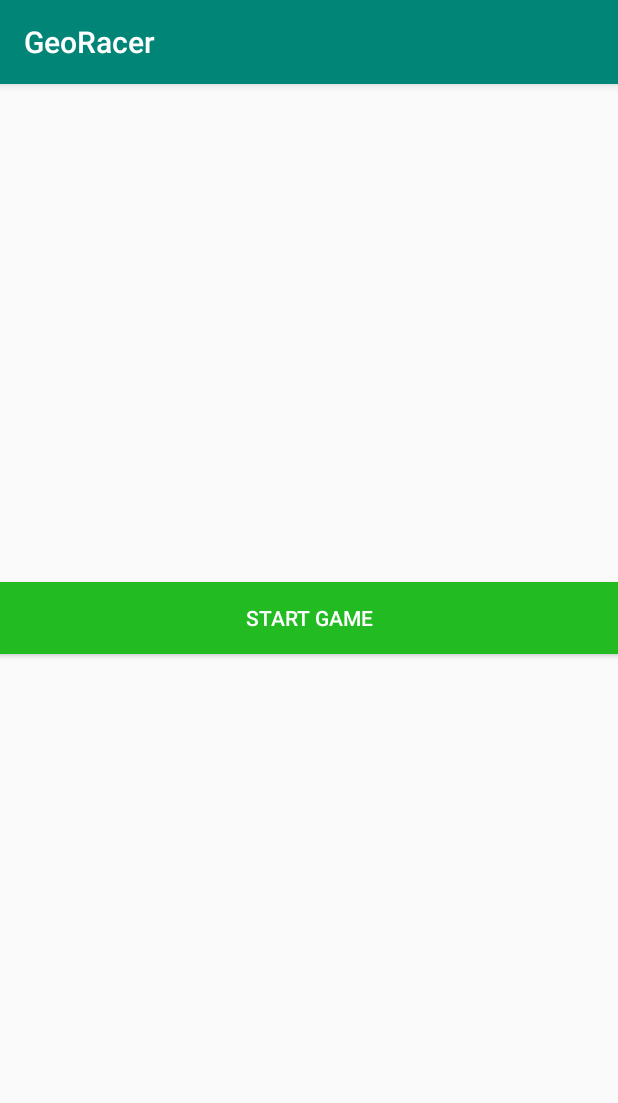
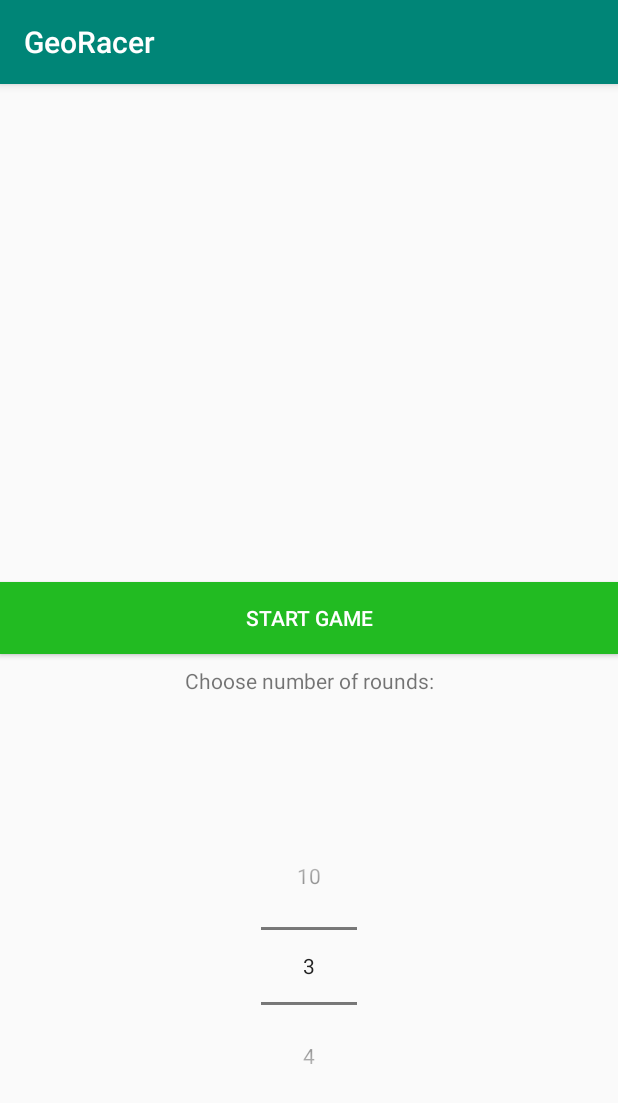
Before and after one commit to pokongwu/gameProject, an Android app: the screen it shows after launch (MainMenu), on a phone screen of 412 x 824 dp. Shown: the top 1103 px of the screen. Run offline under Robolectric (Android 15) with nearby library versions, the phone set to English and light mode, and no system bars.

Commit message:
feat: select rounds and pass them to calculations #3

```diff
--- a/GeoRacer/app/src/main/java/de/uniba/georacer/service/app/GameService.java
+++ b/GeoRacer/app/src/main/java/de/uniba/georacer/service/app/GameService.java
@@ -136,11 +136,12 @@ public class GameService extends Service implements OnRouteServiceFinishedListen
         locationManager.requestLocationUpdates(LocationManager.GPS_PROVIDER, 1000, 5, locationListener);
     }
 
-    public void startRoutingToDestination(Location destination) {
+    public void startRoutingToDestination(Location destination, int rounds) {
         gameStateManager.setDestination(destination);
+        gameStateManager.setNumberOfRounds(rounds);
 
         if (gameStateManager.isStartPositionSet()) {
-            RouteService routeService = new RouteService(this);
+            RouteService routeService = new RouteService(this,rounds);
             String routeUrl = RouteURLs.getRouteUrl(gameStateManager.getStartPosition(), gameStateManager.getDestination(), getApplicationContext());
             routeService.execute(routeUrl);
         } else {
--- a/GeoRacer/app/src/main/java/de/uniba/georacer/service/http/route/RouteParserTask.java
+++ b/GeoRacer/app/src/main/java/de/uniba/georacer/service/http/route/RouteParserTask.java
@@ -18,9 +18,11 @@ import java.util.List;
 
 public class RouteParserTask  extends AsyncTask<String, Integer, List<List<HashMap<String, String>>>> {
     final OnRouteServiceFinishedListener onRouteServiceFinishedListener;
+    private final int rounds;
 
-    public RouteParserTask(OnRouteServiceFinishedListener onRouteServiceFinishedListener) {
+    public RouteParserTask(OnRouteServiceFinishedListener onRouteServiceFinishedListener, int rounds) {
         this.onRouteServiceFinishedListener = onRouteServiceFinishedListener;
+        this.rounds = rounds;
     }
 
     // Parsing the data in non-ui thread
@@ -69,7 +71,7 @@ public class RouteParserTask  extends AsyncTask<String, Integer, List<List<HashM
 
         }
 
-        List<LatLng> waypoints = new WaypointExtractor().getWaypoints(route);
+        List<LatLng> waypoints = new WaypointExtractor().getWaypoints(route, rounds);
 
         onRouteServiceFinishedListener.onRouteServiceFinished(route, waypoints);
     }
--- a/GeoRacer/app/src/main/java/de/uniba/georacer/service/http/route/RouteService.java
+++ b/GeoRacer/app/src/main/java/de/uniba/georacer/service/http/route/RouteService.java
@@ -16,9 +16,11 @@ import java.net.URL;
 
 public class RouteService extends AsyncTask {
     private final OnRouteServiceFinishedListener onRouteServiceFinishedListener;
+    private final int rounds;
 
-    public RouteService(OnRouteServiceFinishedListener onRouteServiceFinishedListener) {
+    public RouteService(OnRouteServiceFinishedListener onRouteServiceFinishedListener, int rounds) {
         this.onRouteServiceFinishedListener = onRouteServiceFinishedListener;
+        this.rounds = rounds;
     }
 
     @Override
@@ -37,7 +39,7 @@ public class RouteService extends AsyncTask {
     protected void onPostExecute(Object result) {
         super.onPostExecute(result);
 
-        RouteParserTask parserTask = new RouteParserTask(onRouteServiceFinishedListener);
+        RouteParserTask parserTask = new RouteParserTask(onRouteServiceFinishedListener,rounds);
         parserTask.execute((String) result);
     }
 
--- a/GeoRacer/app/src/main/java/de/uniba/georacer/service/http/route/WaypointExtractor.java
+++ b/GeoRacer/app/src/main/java/de/uniba/georacer/service/http/route/WaypointExtractor.java
@@ -16,9 +16,10 @@ import java.util.stream.Collectors;
 
 //TODO error handling eg. to few points
 public class WaypointExtractor {
-    private static final int NUMBER_OF_ROUNDS = 3; //TODO get from sharedPrefs (option menu)
+    private static int NUMBER_OF_ROUNDS = 3; //TODO get from sharedPrefs (option menu)
 
-    public List<LatLng> getWaypoints(PolylineOptions route) {
+    public List<LatLng> getWaypoints(PolylineOptions route, int rounds) {
+        NUMBER_OF_ROUNDS = rounds;
         List<Location> routeLocations = route.getPoints().stream().map(this::mapLatLngToLocation)
                 .collect(Collectors.toList());
 
--- a/GeoRacer/app/src/main/java/de/uniba/georacer/state/GameStateManager.java
+++ b/GeoRacer/app/src/main/java/de/uniba/georacer/state/GameStateManager.java
@@ -78,4 +78,8 @@ public class GameStateManager {
             }
         }
     }
+
+    public void setNumberOfRounds(int rounds) {
+        gameState.setNumberOfRounds(rounds);
+    }
 }
--- a/GeoRacer/app/src/main/java/de/uniba/georacer/ui/GameMapView.java
+++ b/GeoRacer/app/src/main/java/de/uniba/georacer/ui/GameMapView.java
@@ -184,8 +184,9 @@ public class GameMapView extends AppCompatActivity implements GameServiceListene
                     .title(getString(R.string.my_destination_title))
                     .icon(BitmapDescriptorFactory.fromResource(R.drawable.ic_destination));
             mMap.addMarker(destinationPosMarker);
+            Intent intent = getIntent();
 
-            gameService.startRoutingToDestination(destination);
+            gameService.startRoutingToDestination(destination, intent.getIntExtra("rounds",3));
             mMap.setOnMapClickListener(null);
         });
 
--- a/GeoRacer/app/src/main/java/de/uniba/georacer/ui/MainMenu.java
+++ b/GeoRacer/app/src/main/java/de/uniba/georacer/ui/MainMenu.java
@@ -7,11 +7,16 @@ import android.support.v4.app.ActivityCompat;
 import android.support.v7.app.AppCompatActivity;
 import android.support.v7.widget.Toolbar;
 import android.view.View;
+import android.widget.EditText;
+import android.widget.NumberPicker;
+import android.widget.Toast;
 
 import de.uniba.georacer.R;
+import de.uniba.georacer.service.http.route.WaypointExtractor;
 
 public class MainMenu extends AppCompatActivity {
 
+    private int rounds = 3;
 
     @Override
     protected void onCreate(Bundle savedInstanceState) {
@@ -19,14 +24,31 @@ public class MainMenu extends AppCompatActivity {
         setContentView(R.layout.activity_main_menu);
         Toolbar toolbar = findViewById(R.id.toolbar);
         setSupportActionBar(toolbar);
-
+        setupNumberPicker();
         ActivityCompat.requestPermissions(this, new String[]{Manifest.permission.ACCESS_FINE_LOCATION, Manifest.permission.ACCESS_COARSE_LOCATION}, 1);
 
 
     }
 
+    private void setupNumberPicker() {
+        NumberPicker numberPicker = findViewById(R.id.roundPicker);
+        if (numberPicker != null) {
+            numberPicker.setValue(3);
+            numberPicker.setMinValue(3);
+            numberPicker.setMaxValue(10);
+            numberPicker.setWrapSelectorWheel(true);
+            numberPicker.setOnValueChangedListener(new NumberPicker.OnValueChangeListener() {
+                @Override
+                public void onValueChange(NumberPicker picker, int oldVal, int newVal) {
+                    rounds = newVal;
+                }
+            });
+        }
+    }
+
     public void startGame(View view) {
         Intent intent = new Intent(this, GameMapView.class);
+        intent.putExtra("rounds", rounds);
         startActivity(intent);
 
     }
--- a/GeoRacer/app/src/main/res/layout/activity_main_menu.xml
+++ b/GeoRacer/app/src/main/res/layout/activity_main_menu.xml
@@ -23,7 +23,9 @@
 
     <include
         android:id="@+id/include"
-        layout="@layout/content_main_menu" />
+        layout="@layout/content_main_menu"
+        tools:layout_editor_absoluteX="0dp"
+        tools:layout_editor_absoluteY="46dp" />
 
     <Button
         android:id="@+id/button2"
@@ -37,5 +39,51 @@
         app:layout_constraintEnd_toEndOf="parent"
         app:layout_constraintTop_toTopOf="parent"
         app:layout_constraintBottom_toBottomOf="parent" />
+<!--
+    <EditText
+        android:id="@+id/numberOfRounds"
+        style="@style/Base.Widget.MaterialComponents.TextInputEditText"
+        android:layout_width="wrap_content"
+        android:layout_height="wrap_content"
+        android:layout_marginStart="8dp"
+        android:layout_marginTop="8dp"
+        android:layout_marginEnd="8dp"
+        android:layout_marginBottom="108dp"
+        android:ems="10"
+        android:hint="@string/default_rounds"
+        android:inputType="number"
+        android:singleLine="true"
+        android:textAlignment="center"
+        app:layout_constraintBottom_toBottomOf="@+id/include"
+        app:layout_constraintEnd_toEndOf="parent"
+        app:layout_constraintStart_toStartOf="parent"
+        app:layout_constraintTop_toBottomOf="@+id/button2"
+        android:importantForAutofill="no" />
+-->
+    <NumberPicker
+        android:id="@+id/roundPicker"
+        android:layout_width="wrap_content"
+        android:layout_height="wrap_content"
+        android:layout_marginStart="8dp"
+        android:layout_marginTop="8dp"
+        android:layout_marginEnd="8dp"
+        android:layout_marginBottom="8dp"
+        app:layout_constraintBottom_toBottomOf="@+id/include"
+        app:layout_constraintEnd_toEndOf="parent"
+        app:layout_constraintStart_toStartOf="parent"
+        app:layout_constraintTop_toBottomOf="@+id/textView" />
+
+    <TextView
+        android:id="@+id/textView"
+        android:layout_width="wrap_content"
+        android:layout_height="wrap_content"
+        android:layout_marginStart="8dp"
+        android:layout_marginTop="8dp"
+        android:layout_marginEnd="8dp"
+        android:layout_marginBottom="8dp"
+        android:text="@string/select_rounds"
+        app:layout_constraintEnd_toEndOf="parent"
+        app:layout_constraintStart_toStartOf="parent"
+        app:layout_constraintTop_toBottomOf="@+id/button2" />
 
 </android.support.constraint.ConstraintLayout>
--- a/GeoRacer/app/src/main/res/values/strings.xml
+++ b/GeoRacer/app/src/main/res/values/strings.xml
@@ -7,4 +7,6 @@
 
     <string name="my_position_title">You are here</string>
     <string name="my_destination_title">Your destination</string>
+    <string name="select_rounds">Choose number of rounds:</string>
+    <string name="default_rounds">2</string>
 </resources>
```
Also changed, not shown: GeoRacer/app/src/main/java/de/uniba/georacer/model/app/GameState.java (+7 -2 lines).
